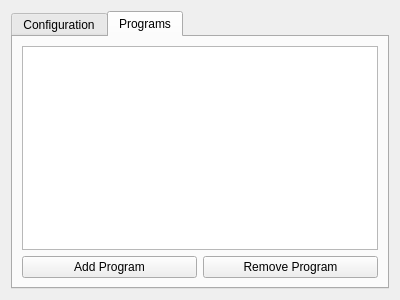
The window that molequeue/ui/queuesettingsdialog.ui (OpenChemistry/molequeue) describes before a commit, drawn with Qt 5.
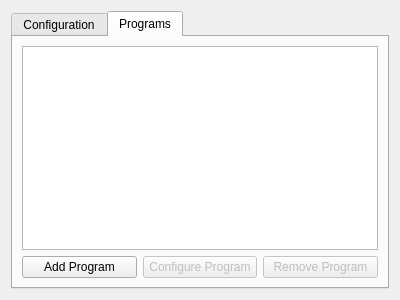
The same window after the commit. The open tabs and pages were chosen to show the change.

Commit message:
Allow removal of programs from queue settings.
This also adds a "Configure Program" button for consistency
with the QueueManagerDialog ui, along with enabling/disabling
of configure/remove buttons.

```diff
--- a/molequeue/ui/queuesettingsdialog.ui
+++ b/molequeue/ui/queuesettingsdialog.ui
@@ -120,8 +120,21 @@
            </property>
           </widget>
          </item>
+         <item>
+          <widget class="QPushButton" name="push_configureProgram">
+           <property name="enabled">
+            <bool>false</bool>
+           </property>
+           <property name="text">
+            <string>Configure Program</string>
+           </property>
+          </widget>
+         </item>
          <item>
           <widget class="QPushButton" name="push_removeProgram">
+           <property name="enabled">
+            <bool>false</bool>
+           </property>
            <property name="text">
             <string>Remove Program</string>
            </property>
```
The commit also changes 4 other files.
